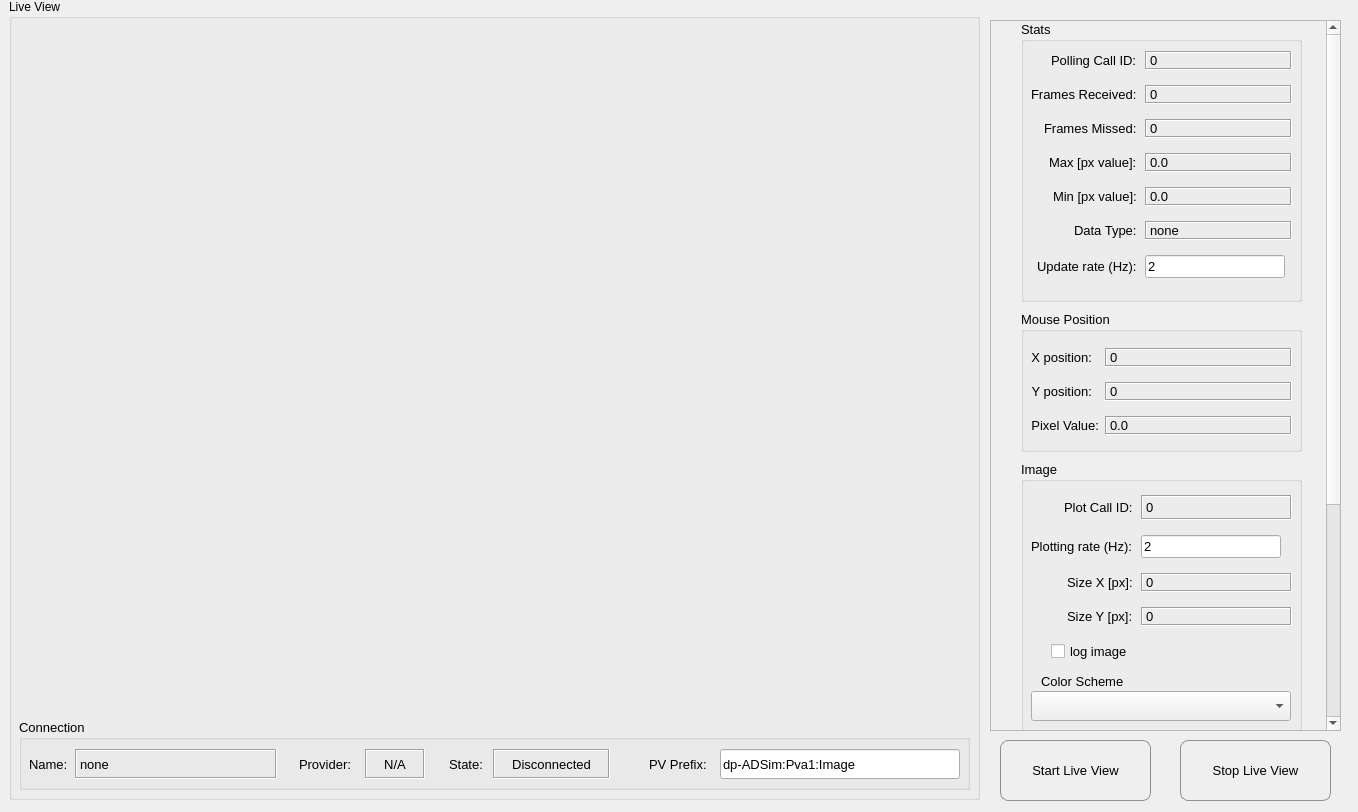
Qt form gui/imageshow.ui (AdvancedPhotonSource/DashPVA) before a commit.
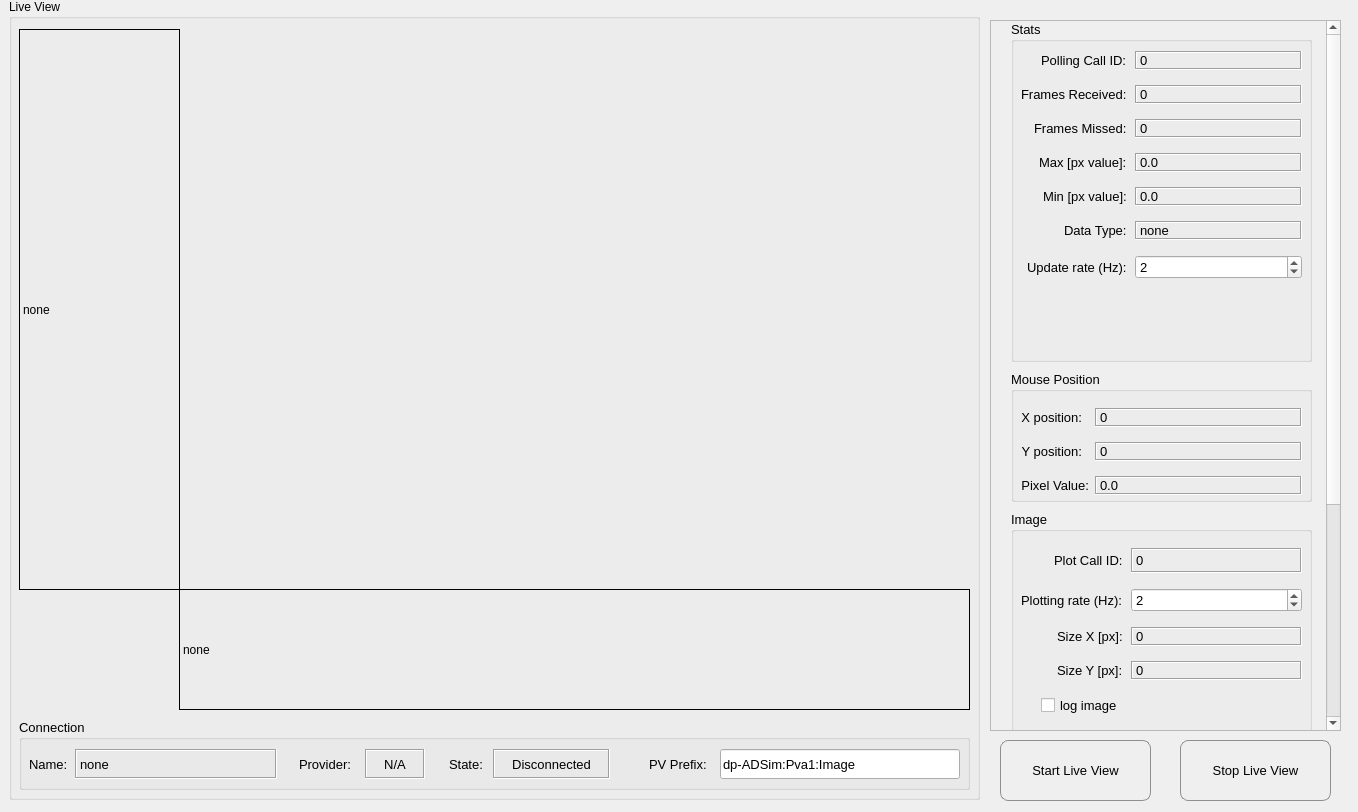
The same form after that commit. Custom widgets are drawn as their Qt base class.

Commit message: mouse is now mapped to the plot, working on adding axes items

```diff
--- a/gui/imageshow.ui
+++ b/gui/imageshow.ui
@@ -44,14 +44,14 @@
      </property>
      <property name="geometry">
       <rect>
-       <x>19</x>
+       <x>169</x>
        <y>30</y>
-       <width>941</width>
-       <height>681</height>
+       <width>791</width>
+       <height>561</height>
       </rect>
      </property>
      <property name="sizePolicy">
-      <sizepolicy hsizetype="Preferred" vsizetype="Preferred">
+      <sizepolicy hsizetype="Expanding" vsizetype="Expanding">
        <horstretch>0</horstretch>
        <verstretch>0</verstretch>
       </sizepolicy>
@@ -380,6 +380,38 @@
       </layout>
      </widget>
     </widget>
+    <widget class="QLabel" name="img_view_vertical">
+     <property name="geometry">
+      <rect>
+       <x>10</x>
+       <y>30</y>
+       <width>161</width>
+       <height>561</height>
+      </rect>
+     </property>
+     <property name="frameShape">
+      <enum>QFrame::Box</enum>
+     </property>
+     <property name="text">
+      <string>none</string>
+     </property>
+    </widget>
+    <widget class="QLabel" name="img_view_horizonal">
+     <property name="geometry">
+      <rect>
+       <x>170</x>
+       <y>590</y>
+       <width>791</width>
+       <height>121</height>
+      </rect>
+     </property>
+     <property name="frameShape">
+      <enum>QFrame::Box</enum>
+     </property>
+     <property name="text">
+      <string>none</string>
+     </property>
+    </widget>
    </widget>
    <widget class="QScrollArea" name="scrollArea">
     <property name="enabled">
@@ -436,7 +468,7 @@
      <property name="geometry">
       <rect>
        <x>0</x>
-       <y>0</y>
+       <y>-320</y>
        <width>335</width>
        <height>1029</height>
       </rect>
@@ -444,10 +476,10 @@
      <widget class="QGroupBox" name="group_box_stats">
       <property name="geometry">
        <rect>
-        <x>30</x>
+        <x>20</x>
         <y>0</y>
-        <width>281</width>
-        <height>281</height>
+        <width>301</width>
+        <height>341</height>
        </rect>
       </property>
       <property name="sizePolicy">
@@ -469,8 +501,8 @@
         <rect>
          <x>10</x>
          <y>30</y>
-         <width>261</width>
-         <height>241</height>
+         <width>281</width>
+         <height>301</height>
         </rect>
        </property>
        <layout class="QFormLayout" name="stats_layout">
@@ -651,30 +683,6 @@
           </property>
          </widget>
         </item>
-        <item row="6" column="1">
-         <widget class="QLineEdit" name="update_frequency">
-          <property name="minimumSize">
-           <size>
-            <width>40</width>
-            <height>22</height>
-           </size>
-          </property>
-          <property name="maximumSize">
-           <size>
-            <width>140</width>
-            <height>16777215</height>
-           </size>
-          </property>
-          <property name="font">
-           <font>
-            <pointsize>10</pointsize>
-           </font>
-          </property>
-          <property name="text">
-           <string>2</string>
-          </property>
-         </widget>
-        </item>
         <item row="3" column="0">
          <widget class="QLabel" name="label_max_px">
           <property name="font">
@@ -745,6 +753,16 @@
           </property>
          </widget>
         </item>
+        <item row="6" column="1">
+         <widget class="QSpinBox" name="update_frequency">
+          <property name="maximum">
+           <number>999999999</number>
+          </property>
+          <property name="value">
+           <number>2</number>
+          </property>
+         </widget>
+        </item>
        </layout>
       </widget>
      </widget>
@@ -754,10 +772,10 @@
       </property>
       <property name="geometry">
        <rect>
-        <x>30</x>
-        <y>290</y>
-        <width>281</width>
-        <height>141</height>
+        <x>20</x>
+        <y>350</y>
+        <width>301</width>
+        <height>131</height>
        </rect>
       </property>
       <property name="font">
@@ -779,7 +797,7 @@
         <rect>
          <x>10</x>
          <y>30</y>
-         <width>261</width>
+         <width>281</width>
          <height>101</height>
         </rect>
        </property>
@@ -925,10 +943,10 @@
      <widget class="QGroupBox" name="group_box_img_info">
       <property name="geometry">
        <rect>
-        <x>30</x>
-        <y>440</y>
-        <width>281</width>
-        <height>271</height>
+        <x>20</x>
+        <y>490</y>
+        <width>301</width>
+        <height>221</height>
        </rect>
       </property>
       <property name="font">
@@ -944,8 +962,8 @@
         <rect>
          <x>10</x>
          <y>30</y>
-         <width>261</width>
-         <height>174</height>
+         <width>281</width>
+         <height>181</height>
         </rect>
        </property>
        <layout class="QFormLayout" name="formLayout">
@@ -985,30 +1003,6 @@
           </property>
          </widget>
         </item>
-        <item row="1" column="1">
-         <widget class="QLineEdit" name="plotting_frequency">
-          <property name="minimumSize">
-           <size>
-            <width>40</width>
-            <height>22</height>
-           </size>
-          </property>
-          <property name="maximumSize">
-           <size>
-            <width>140</width>
-            <height>16777215</height>
-           </size>
-          </property>
-          <property name="font">
-           <font>
-            <pointsize>10</pointsize>
-           </font>
-          </property>
-          <property name="text">
-           <string>2</string>
-          </property>
-         </widget>
-        </item>
         <item row="2" column="0">
          <widget class="QLabel" name="label_size_x">
           <property name="font">
@@ -1145,42 +1139,18 @@
           </property>
          </widget>
         </item>
+        <item row="1" column="1">
+         <widget class="QSpinBox" name="plotting_frequency">
+          <property name="maximum">
+           <number>999999999</number>
+          </property>
+          <property name="value">
+           <number>2</number>
+          </property>
+         </widget>
+        </item>
        </layout>
       </widget>
-      <widget class="QComboBox" name="comb_box_color_scheme">
-       <property name="geometry">
-        <rect>
-         <x>10</x>
-         <y>230</y>
-         <width>260</width>
-         <height>30</height>
-        </rect>
-       </property>
-       <property name="sizeIncrement">
-        <size>
-         <width>0</width>
-         <height>0</height>
-        </size>
-       </property>
-      </widget>
-      <widget class="QLabel" name="label_color_scheme">
-       <property name="geometry">
-        <rect>
-         <x>20</x>
-         <y>210</y>
-         <width>91</width>
-         <height>21</height>
-        </rect>
-       </property>
-       <property name="font">
-        <font>
-         <pointsize>10</pointsize>
-        </font>
-       </property>
-       <property name="text">
-        <string>Color Scheme</string>
-       </property>
-      </widget>
      </widget>
      <widget class="QGroupBox" name="group_box_roi">
       <property name="geometry">
```
Left out of the diff: 39 changed lines with no effect on the pictures. The commit also changes 1 other file.
